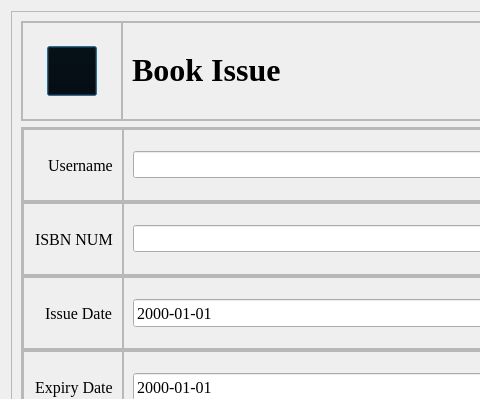
Old version of the form bookissue.ui in the repository aavashlamichhane/LibMan; both pictures show x 0 to 480 and y 0 to 399 of the 700 by 520 pixel window.
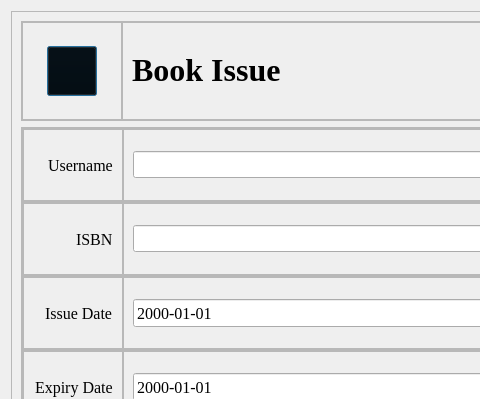
New version of the form. Icons and pictures are not drawn.

Diff of the .ui file:
```diff
--- a/bookissue.ui
+++ b/bookissue.ui
@@ -317,7 +317,7 @@
                   </font>
                  </property>
                  <property name="text">
-                  <string>ISBN NUM</string>
+                  <string>ISBN</string>
                  </property>
                  <property name="scaledContents">
                   <bool>true</bool>
```
